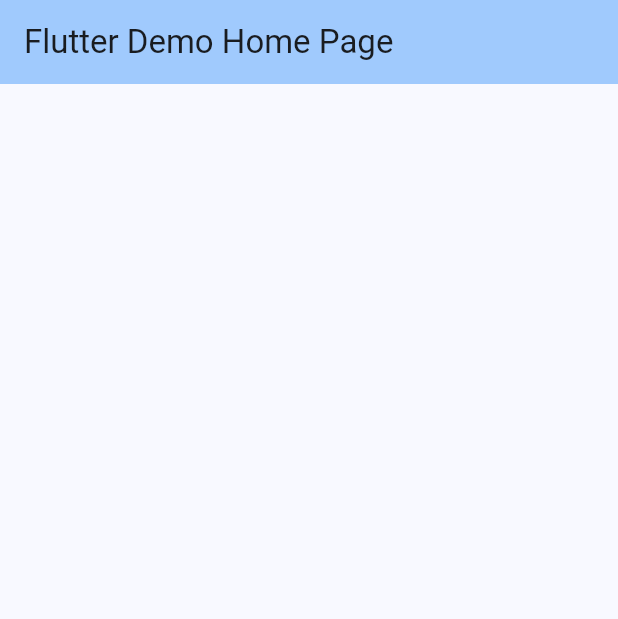
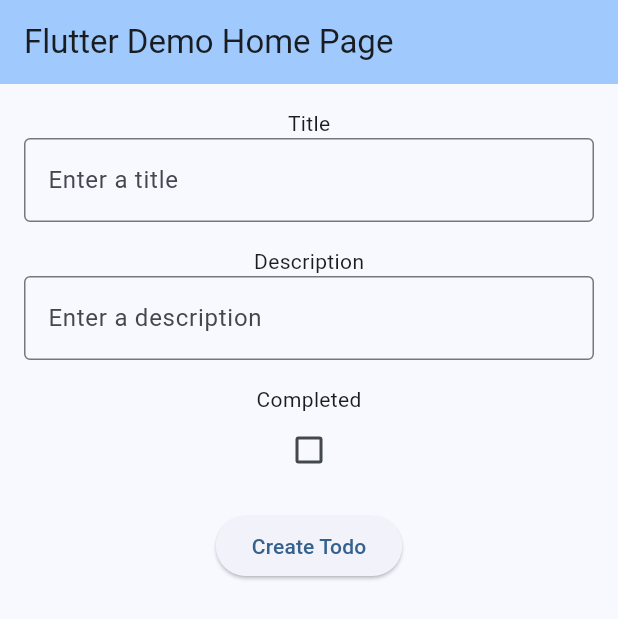
Before and after one commit to CyriacduChatenet/Todo-app-nest-flutter, a Flutter app: the screen it shows after launch, on a phone screen of 412 x 824 dp. Shown: the top 619 px of the screen. Run offline on Flutter 3.47's test engine with Material 3 defaults, Android fonts, the phone set to English and light mode, and no system bars; our stand-ins replace flutter_dotenv.

Commit message:
feat(client): add createTodoForm

```diff
--- a/client/lib/screens/home_screen.dart
+++ b/client/lib/screens/home_screen.dart
@@ -1,3 +1,4 @@
+import 'package:client/widgets/createTodoForm_widget.dart';
 import 'package:flutter/material.dart';
 
 class HomeScreen extends StatelessWidget {
@@ -10,7 +11,12 @@ class HomeScreen extends StatelessWidget {
         title: const Text('Flutter Demo Home Page'),
         backgroundColor: Theme.of(context).colorScheme.inversePrimary,
       ),
-      body: Container(),
+      body: const SingleChildScrollView(
+        child: Padding(
+          padding: EdgeInsets.all(16.0),
+          child: CreateTodoForm(),
+        ),
+      ),
     );
   }
 }
--- /dev/null
+++ b/client/lib/widgets/createTodoForm_widget.dart
@@ -0,0 +1,50 @@
+import 'package:flutter/foundation.dart';
+import 'package:flutter/material.dart';
+
+class CreateTodoForm extends StatelessWidget {
+  const CreateTodoForm({Key? key});
+
+  @override
+  Widget build(BuildContext context) {
+    return Form(
+      child: Column(
+        children: <Widget>[
+          const Text('Title'),
+          const TextField(
+            decoration: InputDecoration(
+              border: OutlineInputBorder(),
+              hintText: 'Enter a title',
+            ),
+          ),
+          const SizedBox(height: 16),
+          const Text('Description'),
+          const TextField(
+            decoration: InputDecoration(
+              border: OutlineInputBorder(),
+              hintText: 'Enter a description',
+            ),
+          ),
+          const SizedBox(height: 16),
+          const Text('Completed'),
+          Checkbox(
+            value: false,
+            onChanged: (bool? value) {
+              if (kDebugMode) {
+                print('Checkbox value: $value');
+              }
+            },
+          ),
+          const SizedBox(height: 16),
+          ElevatedButton(
+            onPressed: () {
+              if (kDebugMode) {
+                print('hello');
+              }
+            },
+            child: const Text('Create Todo'),
+          ),
+        ],
+      ),
+    );
+  }
+}
```
